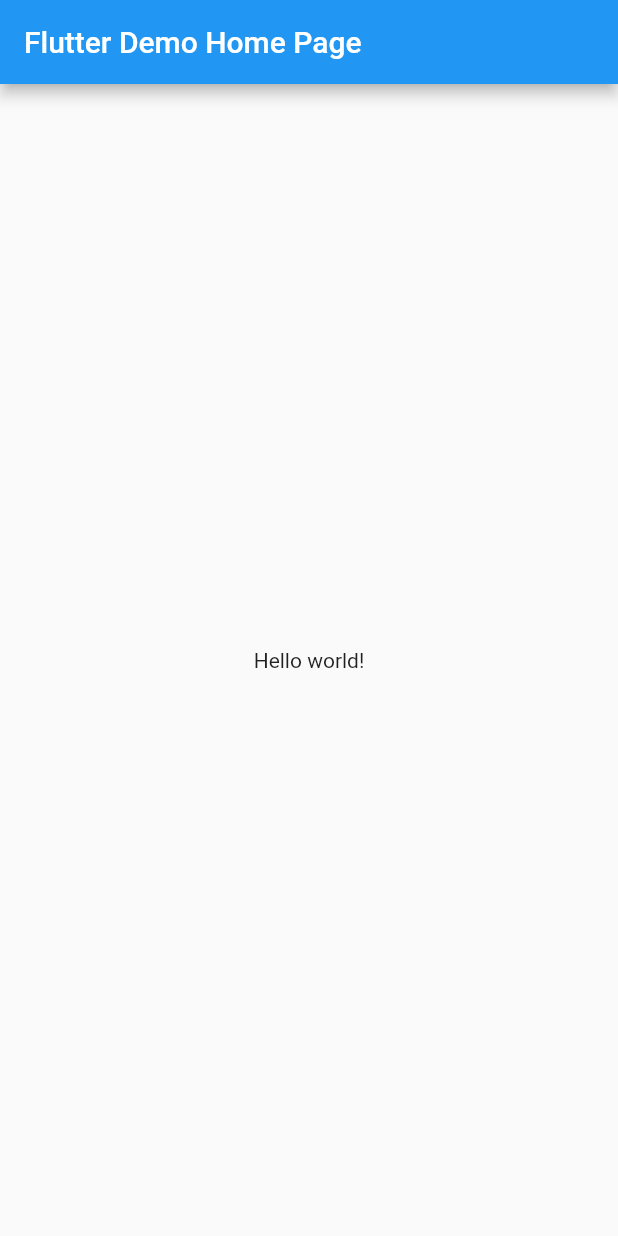
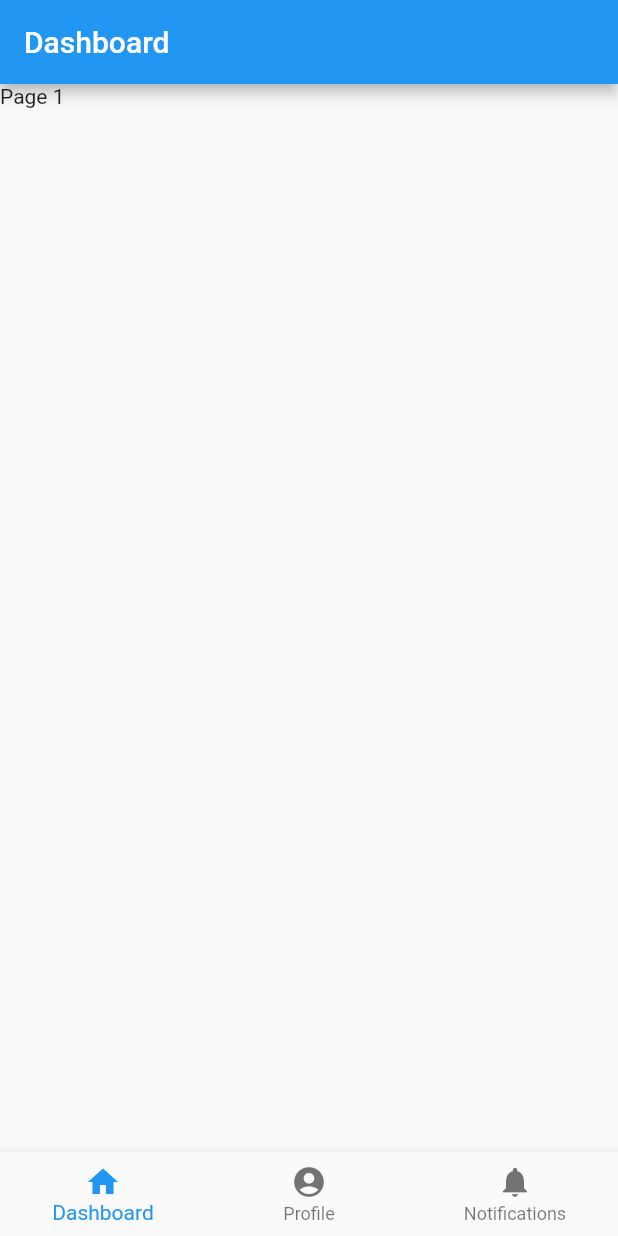
Before and after one commit to igomezal/en_garde, a Flutter app: the screen it shows after launch, on a phone screen of 412 x 824 dp. Run offline on Flutter 3.47's test engine with Material 2 defaults, Android fonts, the phone set to English and light mode, and no system bars.

Commit message:
feat: add bottomnavigationbar to show the three main sections of the app

```diff
--- a/lib/main.dart
+++ b/lib/main.dart
@@ -5,44 +5,21 @@ void main() {
 }
 
 class MyApp extends StatelessWidget {
-  // This widget is the root of your application.
   @override
   Widget build(BuildContext context) {
     return MaterialApp(
-      title: 'Flutter Demo',
+      title: 'En Garde!',
       theme: ThemeData(
-        // This is the theme of your application.
-        //
-        // Try running your application with "flutter run". You'll see the
-        // application has a blue toolbar. Then, without quitting the app, try
-        // changing the primarySwatch below to Colors.green and then invoke
-        // "hot reload" (press "r" in the console where you ran "flutter run",
-        // or simply save your changes to "hot reload" in a Flutter IDE).
-        // Notice that the counter didn't reset back to zero; the application
-        // is not restarted.
         primarySwatch: Colors.blue,
-        // This makes the visual density adapt to the platform that you run
-        // the app on. For desktop platforms, the controls will be smaller and
-        // closer together (more dense) than on mobile platforms.
         visualDensity: VisualDensity.adaptivePlatformDensity,
       ),
-      home: MyHomePage(title: 'Flutter Demo Home Page'),
+      home: MyHomePage(title: 'Dashboard'),
     );
   }
 }
 
 class MyHomePage extends StatefulWidget {
   MyHomePage({Key key, this.title}) : super(key: key);
-
-  // This widget is the home page of your application. It is stateful, meaning
-  // that it has a State object (defined below) that contains fields that affect
-  // how it looks.
-
-  // This class is the configuration for the state. It holds the values (in this
-  // case the title) provided by the parent (in this case the App widget) and
-  // used by the build method of the State. Fields in a Widget subclass are
-  // always marked "final".
-
   final String title;
 
   @override
@@ -50,45 +27,45 @@ class MyHomePage extends StatefulWidget {
 }
 
 class _MyHomePageState extends State<MyHomePage> {
+  int _selectedIndex = 0;
+
+  void _onItemTapped(int index) {
+    setState(() {
+      _selectedIndex = index;
+    });
+  }
+
   @override
   Widget build(BuildContext context) {
-    // This method is rerun every time setState is called, for instance as done
-    // by the _incrementCounter method above.
-    //
-    // The Flutter framework has been optimized to make rerunning build methods
-    // fast, so that you can just rebuild anything that needs updating rather
-    // than having to individually change instances of widgets.
     return Scaffold(
       appBar: AppBar(
-        // Here we take the value from the MyHomePage object that was created by
-        // the App.build method, and use it to set our appbar title.
         title: Text(widget.title),
       ),
-      body: Center(
-        // Center is a layout widget. It takes a single child and positions it
-        // in the middle of the parent.
-        child: Column(
-          // Column is also a layout widget. It takes a list of children and
-          // arranges them vertically. By default, it sizes itself to fit its
-          // children horizontally, and tries to be as tall as its parent.
-          //
-          // Invoke "debug painting" (press "p" in the console, choose the
-          // "Toggle Debug Paint" action from the Flutter Inspector in Android
-          // Studio, or the "Toggle Debug Paint" command in Visual Studio Code)
-          // to see the wireframe for each widget.
-          //
-          // Column has various properties to control how it sizes itself and
-          // how it positions its children. Here we use mainAxisAlignment to
-          // center the children vertically; the main axis here is the vertical
-          // axis because Columns are vertical (the cross axis would be
-          // horizontal).
-          mainAxisAlignment: MainAxisAlignment.center,
-          children: <Widget>[
-            Text(
-              'Hello world!',
-            ),
-          ],
-        ),
+      body: IndexedStack(
+        index: _selectedIndex,
+        children: [
+          Text('Page 1'),
+          Text('Page 2'),
+          Text('Page 3'),
+        ],
+      ),
+      bottomNavigationBar: BottomNavigationBar(
+        items: const [
+          BottomNavigationBarItem(
+            icon: Icon(Icons.home),
+            title: Text('Dashboard')
+          ),
+          BottomNavigationBarItem(
+              icon: Icon(Icons.account_circle),
+              title: Text('Profile')
+          ),
+          BottomNavigationBarItem(
+              icon: Icon(Icons.notifications),
+              title: Text('Notifications')
+          )
+        ],
+        currentIndex: _selectedIndex,
+        onTap: _onItemTapped,
       ),
     );
   }
```
